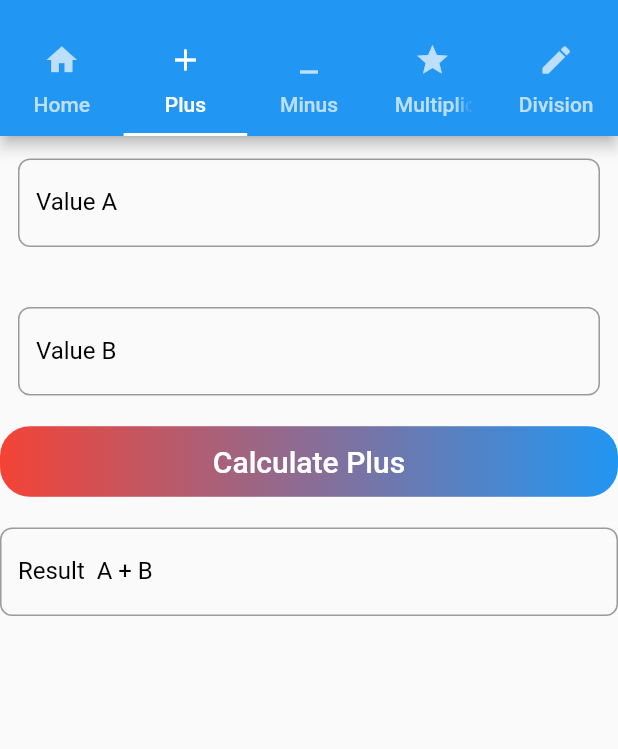
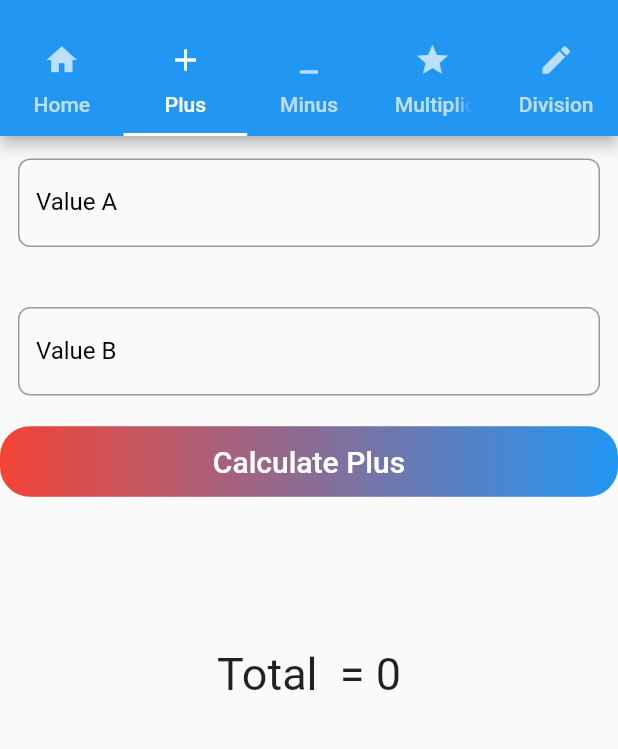
Before and after one commit to PwS/Calculation, a Flutter app: the TabBarPage screen opened directly, tab 2 chosen, after a tap on "Calculate Plus", on a phone screen of 412 x 824 dp, the part 59-808 px from its top. Run offline on Flutter 3.47's test engine with Material 2 defaults, Android fonts, the phone set to English and light mode, and no system bars.

Commit message:
Add Text Result and Change Variable

```diff
--- a/lib/ui/tabbar/plus_calculation.dart
+++ b/lib/ui/tabbar/plus_calculation.dart
@@ -6,9 +6,9 @@ class PlusCalculationPages extends StatefulWidget {
 }
 
 class _PlusCalculationPagesState extends State<PlusCalculationPages> {
-  int valueA;
-  int valueB;
-  int result;
+  int valueA = 0;
+  int valueB = 0;
+  int _result = 0;
 
   var _controllervalueA = TextEditingController();
   var _controllervalueB = TextEditingController();
@@ -23,8 +23,8 @@ class _PlusCalculationPagesState extends State<PlusCalculationPages> {
             form(),
             SizedBox(height: 20),
             buttonCalculate(),
-            SizedBox(height: 20),
-            TextFormField(
+            SizedBox(height: 100),
+            /*  TextFormField(
               controller: _controllervalueA,
               keyboardType: TextInputType.number,
               decoration: InputDecoration(
@@ -33,8 +33,9 @@ class _PlusCalculationPagesState extends State<PlusCalculationPages> {
                 border: OutlineInputBorder(
                     borderRadius: BorderRadius.circular(8.0),
                     borderSide: BorderSide(color: Colors.white)),
-              ),
-            ),
+              ),z
+            ),*/
+            Text("Total  = ${_result}", style: TextStyle(fontSize: 30))
           ],
         ),
       ),
@@ -113,7 +114,7 @@ class _PlusCalculationPagesState extends State<PlusCalculationPages> {
   void calculate() {
     int numberA = int.parse(_controllervalueA.text.toString());
     int numberB = int.parse(_controllervalueB.text.toString());
-    result = numberA + numberB;
-    print("Hasil Perhitungan A + B adalah $result");
+    _result = numberA + numberB;
+    print("Hasil Perhitungan A + B adalah $_result");
   }
 }
```
Also changed, not shown: lib/main.dart (+17 -10 lines), assets/images/logo_flutter.jpg (deleted), assets/images/logo_flutter.png (added).
